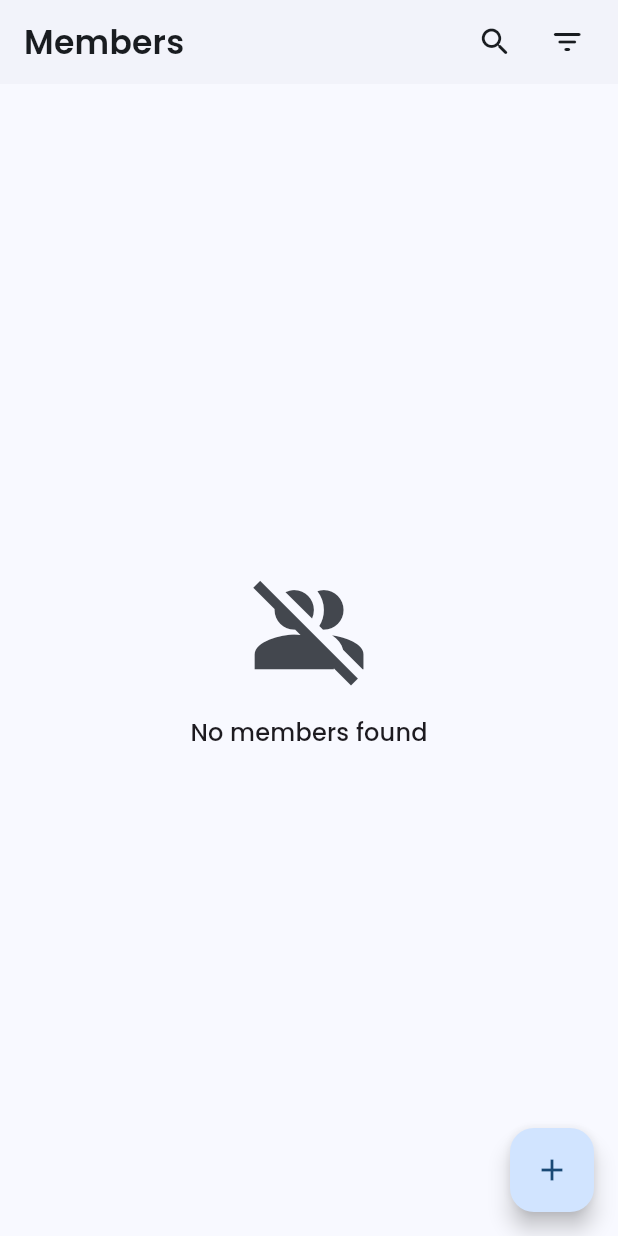
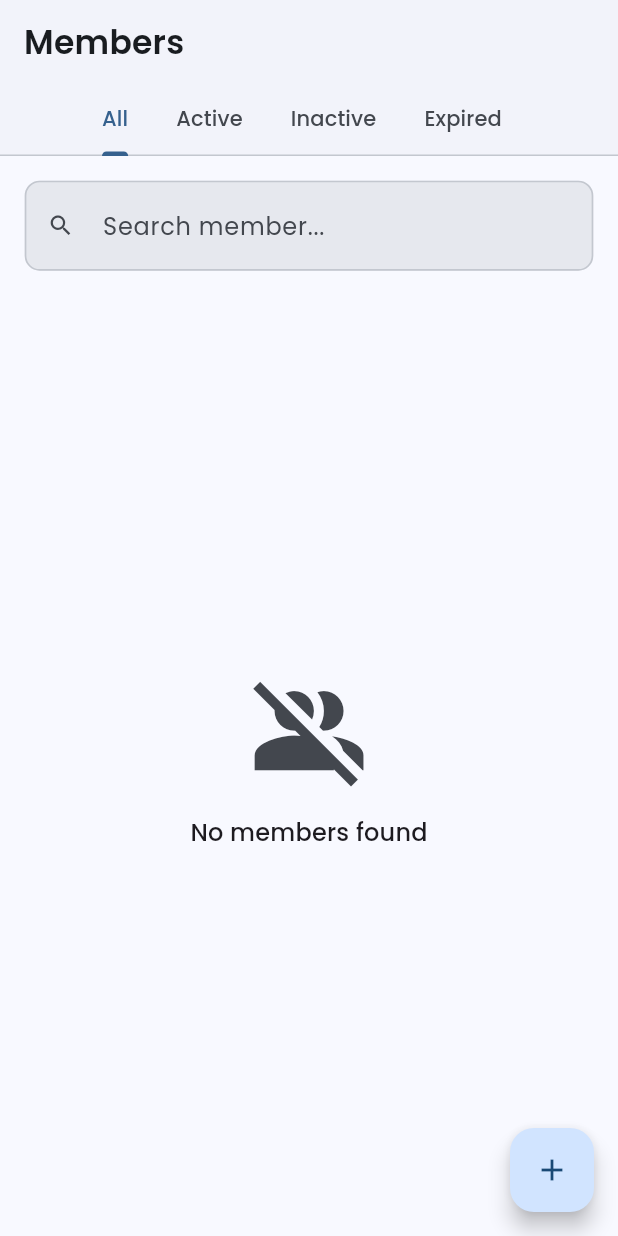
Before and after one commit to manojhp24/Friends-Fittness-Management-System, a Flutter app: the MembersScreen screen opened by its route, on a phone screen of 412 x 824 dp. Run offline on Flutter 3.47's test engine with Material 3 defaults, Android fonts, the phone set to English and light mode, and no system bars; our stand-ins replace cloud_firestore, connectivity_plus, equatable, firebase_auth, firebase_core, flutter_riverpod and 5 more; accounts and stored records are empty.

Commit message:
UI enhanced added tab bar for member screen and added search functionality to seach members

```diff
--- a/lib/core/widgets/custom_app_bar.dart
+++ b/lib/core/widgets/custom_app_bar.dart
@@ -6,6 +6,7 @@ class CustomAppBar extends StatelessWidget implements PreferredSizeWidget {
   final List<Widget>? actions;
   final bool showBack;
   final double? titleSpacing;
+  final PreferredSizeWidget? bottom; // 👈 added
 
   const CustomAppBar({
     super.key,
@@ -13,6 +14,7 @@ class CustomAppBar extends StatelessWidget implements PreferredSizeWidget {
     this.actions,
     this.showBack = true,
     this.titleSpacing = 16.0,
+    this.bottom, // 👈 added
   });
 
   @override
@@ -51,9 +53,12 @@ class CustomAppBar extends StatelessWidget implements PreferredSizeWidget {
         if (actions != null) ...actions!,
         SizedBox(width: AppSizes.spaceS(context)),
       ],
+
+      bottom: bottom, // 👈 added
     );
   }
 
   @override
-  Size get preferredSize => Size.fromHeight(kToolbarHeight);
+  Size get preferredSize =>
+      Size.fromHeight(kToolbarHeight + (bottom?.preferredSize.height ?? 0));
 }
--- a/lib/features/members/presentation/pages/members_screen.dart
+++ b/lib/features/members/presentation/pages/members_screen.dart
@@ -7,7 +7,9 @@ import 'package:gym_management_system/features/members/presentation/provider/mem
 import 'package:intl/intl.dart';
 
 import '../../../../core/widgets/custom_app_bar.dart';
+import '../provider/member_search_provider.dart';
 import '../widgets/shared/empty_state_widget.dart';
+import '../widgets/shared/search_bar.dart';
 import '../widgets/tiles/member_tile.dart';
 
 class MembersScreen extends ConsumerWidget {
@@ -16,28 +18,42 @@ class MembersScreen extends ConsumerWidget {
   @override
   Widget build(BuildContext context, WidgetRef ref) {
     final scheme = Theme.of(context).colorScheme;
+
     final state = ref.watch(memberListNotifierProvider);
+    final search = ref.watch(memberSearchProvider);
 
-    return Scaffold(
-      appBar: CustomAppBar(
+    /// 🔍 FILTERED MEMBERS
+    final filteredMembers = state.members.where((m) {
+      return m.fullName.toLowerCase().contains(search.toLowerCase()) ||
+          m.mobileNumber.contains(search);
+    }).toList();
+
+    return DefaultTabController(
+      length: 4,
+      child: Scaffold(
+        appBar: const CustomAppBar(
           title: "Members",
           showBack: false,
-        titleSpacing: 16.0,
-        actions: [
-          IconButton(icon: const Icon(Icons.search_rounded), onPressed: () {}),
-          IconButton(
-              icon: const Icon(Icons.filter_list_rounded), onPressed: () {}),
+          titleSpacing: 16,
+          bottom: TabBar(
+            isScrollable: true,
+            padding: EdgeInsets.zero,
+            tabs: [
+              Tab(text: "All"),
+              Tab(text: "Active"),
+              Tab(text: "Inactive"),
+              Tab(text: "Expired"),
             ],
+          ),
         ),
 
         body: SafeArea(
-        child: RefreshIndicator(
-          color: scheme.primary,
-          backgroundColor: scheme.surfaceContainerHigh,
-          onRefresh: () async {
-            await ref.read(memberListNotifierProvider.notifier).getMembers();
-          },
+          child: Column(
+            children: [
+              MemberSearchBar(),
 
+              /// 📑 TABS CONTENT
+              Expanded(
                 child: Builder(
                   builder: (_) {
                     if (state.isLoading) {
@@ -49,7 +65,6 @@ class MembersScreen extends ConsumerWidget {
                       );
                     }
 
-
                     if (state.error != null) {
                       return Center(
                         child: Text(
@@ -59,8 +74,73 @@ class MembersScreen extends ConsumerWidget {
                       );
                     }
 
+                    return TabBarView(
+                      children: [
+                        _buildMembersListWithRefresh(
+                          context,
+                          ref,
+                          filteredMembers,
+                        ),
 
-              if (state.members.isEmpty) {
+                        _buildMembersListWithRefresh(
+                          context,
+                          ref,
+                          filteredMembers
+                              .where((m) => m.isActive)
+                              .toList(),
+                        ),
+
+                        _buildMembersListWithRefresh(
+                          context,
+                          ref,
+                          filteredMembers
+                              .where((m) => !m.isActive)
+                              .toList(),
+                        ),
+
+                        _buildMembersListWithRefresh(
+                          context,
+                          ref,
+                          filteredMembers
+                              .where(
+                                (m) =>
+                            calculateDaysLeft(m.expiryDate) <= 0,
+                          )
+                              .toList(),
+                        ),
+                      ],
+                    );
+                  },
+                ),
+              ),
+            ],
+          ),
+        ),
+
+        floatingActionButton: FloatingActionButton(
+          backgroundColor: scheme.primaryContainer,
+          child: Icon(Icons.add, color: scheme.onPrimaryContainer),
+          onPressed: () async {
+            final added = await context.push('/add-member');
+            if (added == true) {
+              ref
+                  .read(memberListNotifierProvider.notifier)
+                  .getMembers();
+            }
+          },
+        ),
+      ),
+    );
+  }
+}
+
+
+/// ================= HELPERS =================
+
+Widget _buildMembersList(BuildContext context,
+    WidgetRef ref,
+    List members,) {
+  if (members.isEmpty) {
     return const EmptyStateWidget(
       icon: Icons.group_off,
       emptyMessage: "No members found",
@@ -73,18 +153,21 @@ class MembersScreen extends ConsumerWidget {
     child: ListView.separated(
       padding: EdgeInsets.all(AppSizes.screenPadding(context)),
       physics: const AlwaysScrollableScrollPhysics(),
-                  itemCount: state.members.length,
+      itemCount: members.length,
       separatorBuilder: (_, __) =>
           SizedBox(height: AppSizes.spaceM(context)),
       itemBuilder: (context, index) {
-                    final member = state.members[index];
-                    final expiryDate = DateFormat("MMM d, yyyy").format(
-                        member.expiryDate);
+        final member = members[index];
+        final expiryDate =
+        DateFormat("MMM d, yyyy").format(member.expiryDate);
         final daysLeft = calculateDaysLeft(member.expiryDate);
+
         return MemberTile(
           onTap: () async {
             final deleted = await context.push(
-                            '/member-details', extra: member);
+              '/member-details',
+              extra: member,
+            );
             if (deleted == true) {
               ref
                   .read(memberListNotifierProvider.notifier)
@@ -101,22 +184,15 @@ class MembersScreen extends ConsumerWidget {
       },
     ),
   );
+}
+
+Widget _buildMembersListWithRefresh(BuildContext context,
+    WidgetRef ref,
+    List members,) {
+  return RefreshIndicator(
+    onRefresh: () async {
+      await ref.read(memberListNotifierProvider.notifier).getMembers();
     },
-          ),
-        ),
-      ),
-
-      floatingActionButton: FloatingActionButton(
-        backgroundColor: scheme.primaryContainer,
-        child: Icon(Icons.add, color: scheme.onPrimaryContainer),
-        onPressed: () async {
-          final added = await context.push('/add-member');
-
-          if (added == true) {
-            ref.read(memberListNotifierProvider.notifier).getMembers();
-          }
-        },
-      ),
+    child: _buildMembersList(context, ref, members),
   );
 }
-}
--- /dev/null
+++ b/lib/features/members/presentation/provider/member_search_provider.dart
@@ -0,0 +1,4 @@
+import 'package:flutter_riverpod/legacy.dart';
+
+final memberSearchProvider = StateProvider<String>((ref) => '');
+final isSearchingProvider = StateProvider<bool>((ref) => false);
--- /dev/null
+++ b/lib/features/members/presentation/widgets/shared/search_bar.dart
@@ -0,0 +1,37 @@
+import 'package:flutter/material.dart';
+import 'package:flutter_riverpod/flutter_riverpod.dart';
+
+import '../../../../../core/config/app_sizes.dart';
+import '../../provider/member_search_provider.dart';
+
+class MemberSearchBar extends ConsumerWidget {
+  const MemberSearchBar({super.key});
+
+  @override
+  Widget build(BuildContext context, WidgetRef ref) {
+    final scheme = Theme.of(context).colorScheme;
+    return Padding(
+      padding: EdgeInsets.fromLTRB(
+        AppSizes.screenPadding(context),
+        AppSizes.spaceM(context),
+        AppSizes.screenPadding(context),
+        AppSizes.spaceS(context),
+      ),
+      child: TextField(
+        decoration: InputDecoration(
+          hintText: "Search member...",
+          prefixIcon: const Icon(Icons.search),
+          filled: true,
+          fillColor: scheme.surfaceContainerHigh,
+          border: OutlineInputBorder(
+            borderRadius: BorderRadius.circular(12),
+            borderSide: BorderSide.none,
+          ),
+        ),
+        onChanged: (value) {
+          ref.read(memberSearchProvider.notifier).state = value;
+        },
+      ),
+    );
+  }
+}
```
Lines whose indentation alone changed are shown as unchanged.
